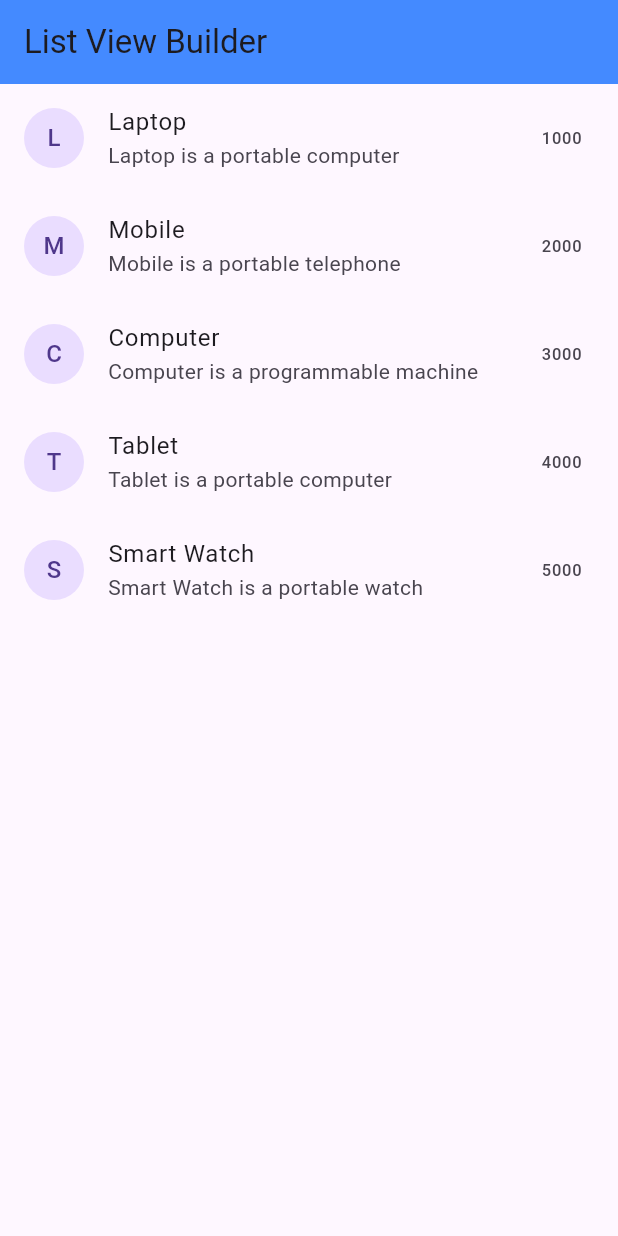
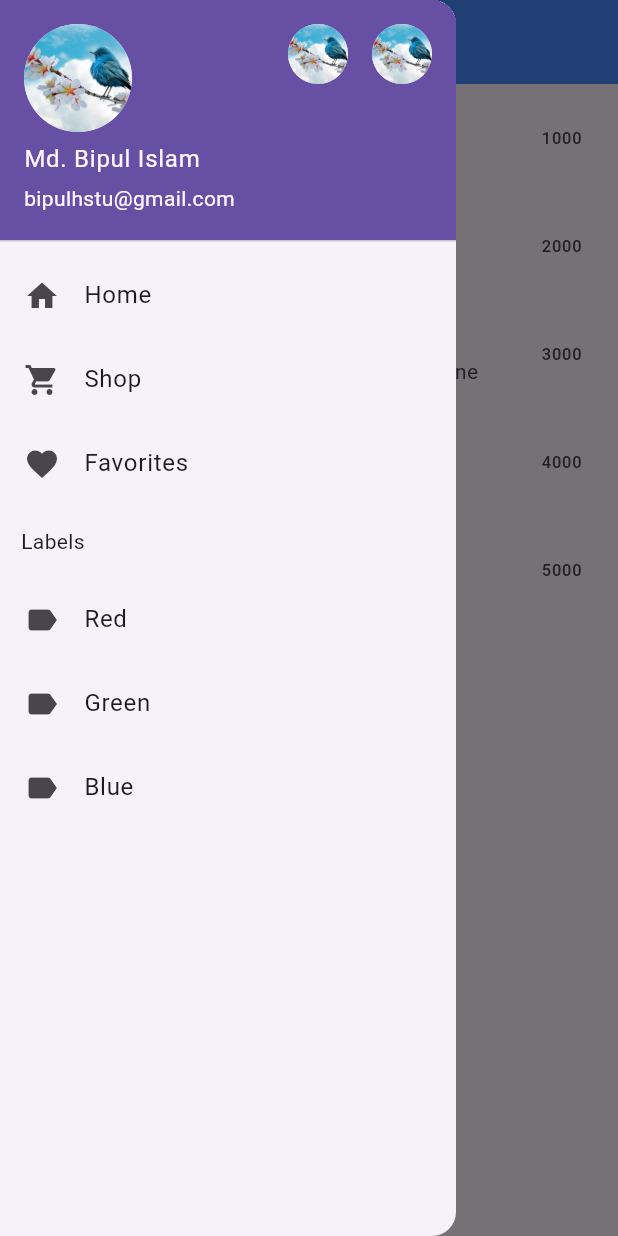
Before and after one commit to bipulhstu/flutter_practice, a Flutter app: the screen it shows after launch, with the side drawer open (before the commit the screen has no drawer), on a phone screen of 412 x 824 dp. Run offline on Flutter 3.47's test engine with Material 3 defaults, Android fonts, the phone set to English and light mode, and no system bars; our stand-ins replace font_awesome_flutter.

Commit message:
learned navigation drawer

```diff
--- a/lib/main.dart
+++ b/lib/main.dart
@@ -9,6 +9,7 @@ import 'package:hello_world/screens/RowColumn.dart';
 import 'package:hello_world/screens/Screen1.dart';
 import 'screens/Screen2.dart';
 import 'screens/ImageScreen.dart';
+import 'screens/NavigationDrawer.dart';
 
 void main()  => runApp(MyApp());
 
@@ -22,7 +23,7 @@ class MyApp extends StatelessWidget {
       title: "My Flutter App", // Title of the app
         themeMode: ThemeMode.system,
       debugShowCheckedModeBanner: false,
-      home: Listview2()
+      home: Navigationdrawer()
     );
   }
 }
--- /dev/null
+++ b/lib/screens/NavigationDrawer.dart
@@ -0,0 +1,72 @@
+import 'package:flutter/material.dart';
+
+class Navigationdrawer extends StatelessWidget {
+  Navigationdrawer({super.key});
+
+
+  List<String> products = ["Laptop", "Mobile", "Computer", "Tablet", "Smart Watch"];
+  List<String> productsDetails = ["Laptop is a portable computer", "Mobile is a portable telephone", "Computer is a programmable machine", "Tablet is a portable computer", "Smart Watch is a portable watch"];
+  List<int> price = [1000, 2000, 3000, 4000, 5000];
+
+  @override
+  Widget build(BuildContext context) {
+    return Scaffold(
+      appBar: AppBar(title: Text("Navigation Drawer"), backgroundColor: Colors.blueAccent,),
+      drawer: Drawer(
+        elevation: 0.0,
+        child: ListView(
+          children: [
+            /*DrawerHeader(
+              padding: EdgeInsets.all(0.0),
+                child: Container(
+                  color: Colors.blue,
+                  child: Column(
+                    children: [
+                      Text("Drawer Header"),
+                    ],
+                  ),
+            )),*/
+
+            UserAccountsDrawerHeader(
+                accountName: Text("Md. Bipul Islam"),
+                accountEmail: Text("bipulhstu@gmail.com"),
+              currentAccountPicture: CircleAvatar(foregroundImage: AssetImage("images/bird.jpg"),),
+              otherAccountsPictures: [
+                CircleAvatar(foregroundImage: AssetImage("images/bird.jpg"),),
+                CircleAvatar(foregroundImage: AssetImage("images/bird.jpg"),),
+              ],
+            ),
+
+            ListTile(leading: Icon(Icons.home), title: Text("Home"), onTap: (){},),
+            ListTile(leading: Icon(Icons.shopping_cart), title: Text("Shop"), onTap: (){},),
+            ListTile(leading: Icon(Icons.favorite), title: Text("Favorites"), onTap: (){},),
+
+
+            Padding(
+              padding: const EdgeInsets.all(14.0),
+              child: Text("Labels"),
+            ),
+
+            ListTile(leading: Icon(Icons.label), title: Text("Red"), onTap: (){},),
+            ListTile(leading: Icon(Icons.label), title: Text("Green"), onTap: (){},),
+            ListTile(leading: Icon(Icons.label), title: Text("Blue"), onTap: (){},),
+          ],
+        ),
+      ),
+      body: Container(
+        child: ListView.builder(
+          itemCount: products.length,
+          itemBuilder: (context, index){
+            return ListTile(
+              leading: CircleAvatar(child: Text(products[index][0]),),
+              title: Text(products[index]),
+              subtitle: Text(productsDetails[index]),
+              trailing: Text(price[index].toString()),
+              onTap: (){},
+            );
+          },
+        ),
+      ),
+    );
+  }
+}
```
